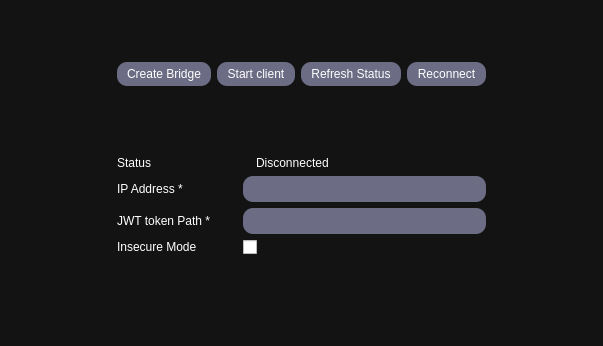
Qt form ui/Settings_Window.ui (suchinton/AGL_Demo_Control_Panel) before a commit.
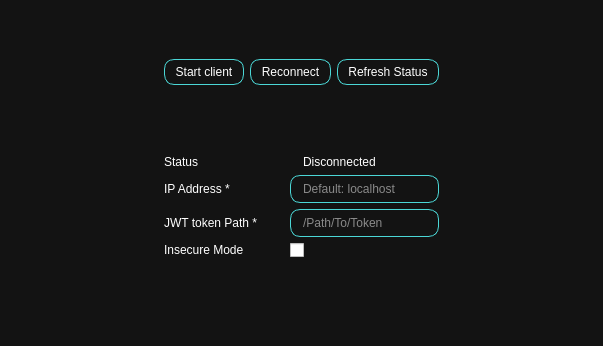
The same form after that commit. Icons and pictures are not drawn.

Commit message:
Update Settings page
- Refined UI for Settings
- Added Placeholder text
- Add Toggle for Insecure mode

The edit to the form file:
```diff
--- a/ui/Settings_Window.ui
+++ b/ui/Settings_Window.ui
@@ -25,23 +25,25 @@
 
 
 #centralwidget{
-	background-color: #131313 ; /* dark green */
+	background-color: #131313 ; /* black */
 }
 
 QPushButton{
-	background-color: #6C6C85 ; /* pastel purple */
+	background-color: transparent;
 	padding: 5px 10px;
+	border: 1px solid #4BD7D6 ; /* light blue */
 	border-radius: 10px;
 }
 
 QPushButton:pressed {
-    background-color: #4BD7D6 ; /* light blue */
-}
-
-#centralwidget QLineEdit {
     background-color: #6C6C85 ; /* pastel purple */
+}
+
+#centralwidget QLineEdit {
+	background-color: transparent;
+	padding: 5px 10px;
+	border: 1px solid #4BD7D6 ; /* light blue */
 	border-radius: 10px;
-	padding: 5px 0px;
 }</string>
   </property>
   <widget class="QWidget" name="centralwidget">
@@ -123,10 +125,18 @@
         </widget>
        </item>
        <item row="2" column="3" colspan="2">
-        <widget class="QLineEdit" name="IPAddrInput"/>
+        <widget class="QLineEdit" name="IPAddrInput">
+         <property name="placeholderText">
+          <string>Default: localhost</string>
+         </property>
+        </widget>
        </item>
        <item row="3" column="3" colspan="2">
-        <widget class="QLineEdit" name="tokenPathInput"/>
+        <widget class="QLineEdit" name="tokenPathInput">
+         <property name="placeholderText">
+          <string>/Path/To/Token</string>
+         </property>
+        </widget>
        </item>
        <item row="4" column="3" colspan="2">
         <widget class="QCheckBox" name="ConnectionTypeChkBox">
@@ -185,17 +195,6 @@
        <enum>QFrame::Raised</enum>
       </property>
       <layout class="QHBoxLayout" name="horizontalLayout_2">
-       <item>
-        <widget class="QPushButton" name="pushButton">
-         <property name="text">
-          <string>Create Bridge</string>
-         </property>
-         <property name="icon">
-          <iconset resource="../assets/res.qrc">
-           <normaloff>:/icons/feather/link.svg</normaloff>:/icons/feather/link.svg</iconset>
-         </property>
-        </widget>
-       </item>
        <item>
         <widget class="QPushButton" name="startClientBtn">
          <property name="text">
@@ -207,13 +206,6 @@
          </property>
         </widget>
        </item>
-       <item>
-        <widget class="QPushButton" name="refreshBtn">
-         <property name="text">
-          <string>Refresh Status</string>
-         </property>
-        </widget>
-       </item>
        <item>
         <widget class="QPushButton" name="reconnectBtn">
          <property name="text">
@@ -225,6 +217,13 @@
          </property>
         </widget>
        </item>
+       <item>
+        <widget class="QPushButton" name="refreshBtn">
+         <property name="text">
+          <string>Refresh Status</string>
+         </property>
+        </widget>
+       </item>
       </layout>
      </widget>
     </item>
```
Left out of the diff: 2 changed lines with no effect on the pictures. The commit also changes 1 other file.
